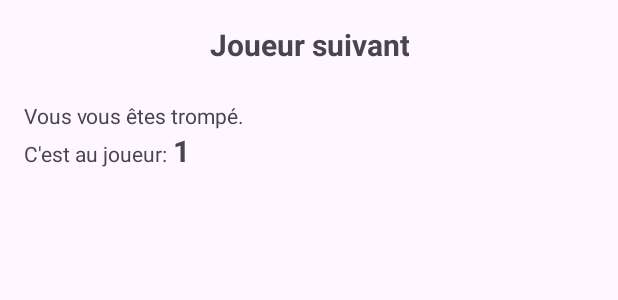
After one commit to Itasuka/Projet_OpenGL, an Android app: the layout popup_nextplayer.xml on its own in the app's theme, with its tools: preview values and no code run, on a phone screen of 412 x 824 dp. The commit adds this screen. Shown: the top 300 px of the screen. Run offline under Robolectric (Android 15) with nearby library versions, the light colour scheme and no system bars.

Commit message:
finito pipo pour la partie jeu mon gars

```diff
--- /dev/null
+++ b/app/src/main/java/com/example/petitougrand/PopupClosedListener.java
@@ -0,0 +1,5 @@
+package com.example.petitougrand;
+
+public interface PopupClosedListener {
+    void onPopupClosed();
+}
--- /dev/null
+++ b/app/src/main/res/layout/popup_nextplayer.xml
@@ -0,0 +1,56 @@
+<?xml version="1.0" encoding="utf-8"?>
+<LinearLayout xmlns:android="http://schemas.android.com/apk/res/android"
+    android:layout_width="match_parent"
+    android:layout_height="match_parent"
+    android:orientation="vertical"
+    android:padding="16dp">
+
+    <LinearLayout
+        android:layout_width="match_parent"
+        android:layout_height="wrap_content"
+        android:orientation="horizontal"
+        android:layout_marginBottom="8dp"
+        android:gravity="center">
+        <TextView
+            android:layout_width="wrap_content"
+            android:layout_height="wrap_content"
+            android:text="Joueur suivant"
+            android:textSize="20sp"
+            android:textStyle="bold"
+            android:gravity="center"
+            android:layout_gravity="center_horizontal"
+            android:layout_marginBottom="16dp"/>
+    </LinearLayout>
+
+    <LinearLayout
+        android:layout_width="match_parent"
+        android:layout_height="wrap_content"
+        android:orientation="vertical"
+        android:layout_marginBottom="8dp">
+
+        <TextView
+            android:id="@+id/raison"
+            android:layout_width="wrap_content"
+            android:layout_height="wrap_content"
+            android:text="Vous vous êtes trompé. "/>
+        <LinearLayout
+            android:layout_width="match_parent"
+            android:layout_height="wrap_content">
+            <TextView
+                android:layout_width="wrap_content"
+                android:layout_height="wrap_content"
+                android:text="C'est au joueur: "/>
+            <TextView
+                android:id="@+id/joueur"
+                android:layout_width="wrap_content"
+                android:layout_height="wrap_content"
+                android:textStyle="bold"
+                android:textSize="20sp"
+                android:text="1"/>
+        </LinearLayout>
+
+
+
+    </LinearLayout>
+
+</LinearLayout>
```
Also changed, not shown: app/src/main/java/com/example/petitougrand/MyGLSurfaceView.java (+9 -1 lines), app/src/main/java/com/example/petitougrand/OpenGLES30Activity.java (+46 -65 lines), app/src/main/res/layout/activity_main.xml (+0 -64 lines).
